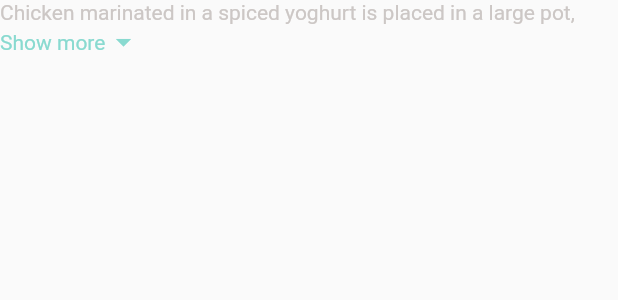
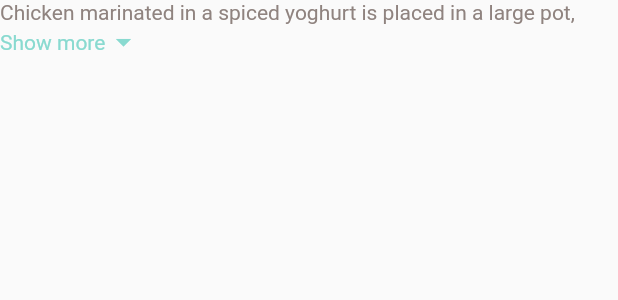
Before and after one commit to YouMe6110/Food-Delivery, a Flutter app: the ExpandableTextWidget widget shown alone on an empty page, opened directly, on a phone screen of 412 x 824 dp. Shown: the top 300 px of the screen. Run offline on Flutter 3.47's test engine with Material 2 defaults, Android fonts, the phone set to English and light mode, and no system bars; our stand-ins replace dots_indicator, get.

Commit message:
상세 페이지 작업

```diff
--- a/lib/main.dart
+++ b/lib/main.dart
@@ -1,5 +1,6 @@
 import 'package:flutter/material.dart';
 import 'package:food_delivery/pages/food/popular_food_datail.dart';
+import 'package:food_delivery/pages/food/recommended_food_detail.dart';
 import 'package:food_delivery/pages/home/main_food_page.dart';
 import 'package:get/get.dart';
 
@@ -19,7 +20,7 @@ class MyApp extends StatelessWidget {
       theme: ThemeData(
         primarySwatch: Colors.blue,
       ),
-      home: PopularFodDetail(),
+      home: RecommenededFoodDetail(),
     );
   }
 }
--- a/lib/utils/dimensions.dart
+++ b/lib/utils/dimensions.dart
@@ -20,6 +20,7 @@ class Dimensions {
   static double width30 = screenHeight/28.13;
 
   //font size
+  static double font16 = screenHeight/52.75;
   static double font20 = screenHeight/42.2;
   static double font26 = screenHeight/32.46;
 
--- a/lib/widgets/exandable_text_widget.dart
+++ b/lib/widgets/exandable_text_widget.dart
@@ -36,9 +36,9 @@ class _ExpandableTextWidgetState extends State<ExpandableTextWidget> {
   @override
   Widget build(BuildContext context) {
     return Container(
-      child: secondHalf.isEmpty?SmallText(text: firstHalf):Column(
+      child: secondHalf.isEmpty?SmallText(color: AppColors.paracolor, size: Dimensions.font16, text: firstHalf):Column(
         children: [
-          SmallText(text: hiddenText?(firstHalf+"..."):(firstHalf+secondHalf)),
+          SmallText(height: 1.8, color: AppColors.paracolor, size: Dimensions.font16, text: hiddenText?(firstHalf+"..."):(firstHalf+secondHalf)),
           InkWell(
             onTap: () {
               setState(() {
```
Also changed, not shown: lib/pages/food/recommended_food_detail.dart (added, +45 -0 lines).
